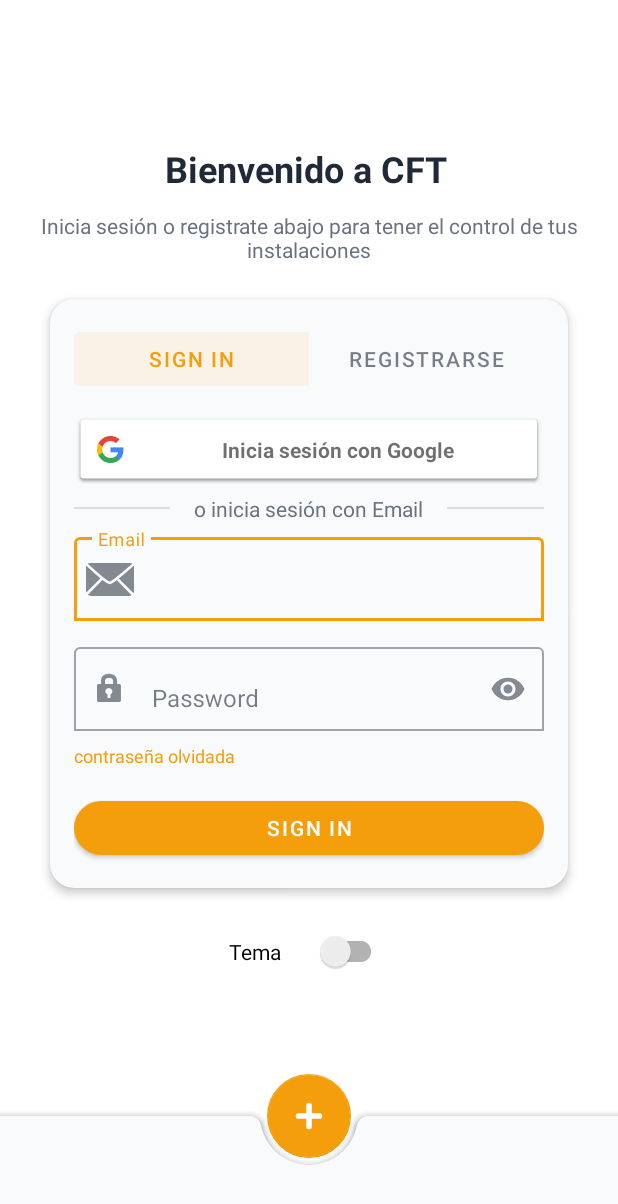
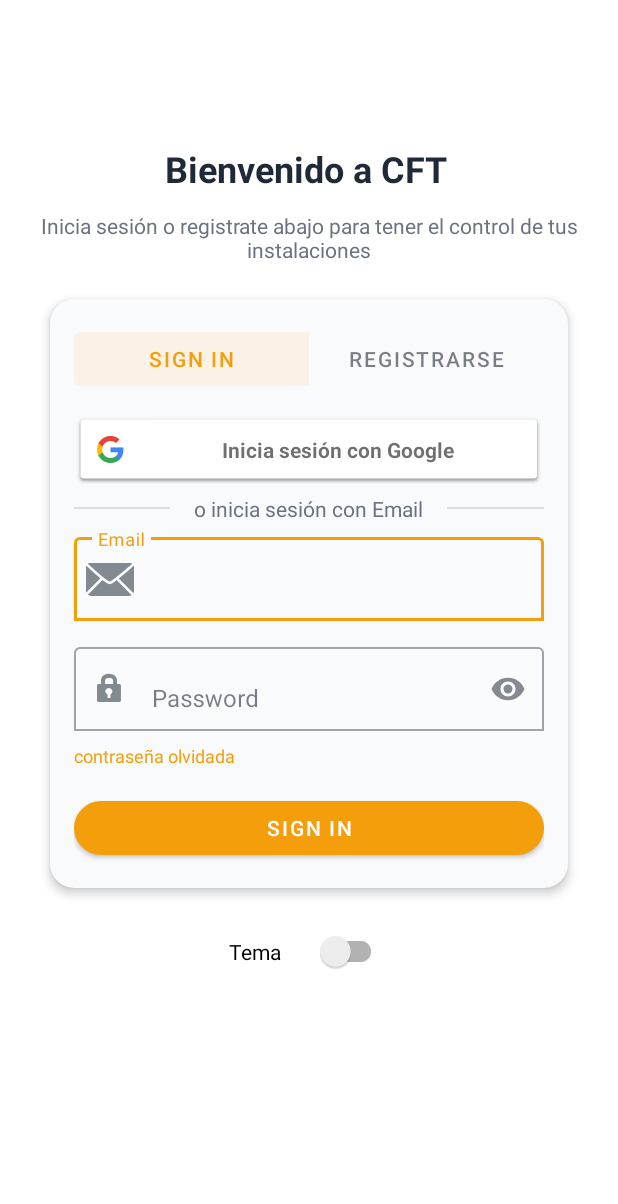
Before and after one commit to SakyJoestar/AccessoryManager, an Android app: the screen it shows after launch (MainActivity), on a phone screen of 412 x 824 dp. Shown: the top 1204 px of the screen. Run offline under Robolectric (Android 15) with nearby library versions, the phone set to English and light mode, and no system bars; our stand-ins replace Dagger/Hilt's generated code, Firebase (no records; nobody signed in at launch, a user with empty details on screens opened directly), data binding, navigation-ui.

Commit message:
Refactor: Update theme and navigation bar styles
- In `themes.xml` and `themes.xml (night)`, configures the system navigation bar to match the app's `surface` color for both light and dark themes.
- Sets `windowLightNavigationBar` to `true` for the light theme (dark icons) and `false` for the dark theme (light icons).
- In `MainActivity`, adds logic to also manage the visibility of the `FloatingActionButton` and `BottomAppBar` based on the navigation destination, hiding them on the login screen.
- In `colors.xml (night)`, swaps the `background` and `surface` color values to adjust the dark theme's appearance.
- Removes placeholder comments from `fragment_login.xml`.

```diff
--- a/app/src/main/java/com/example/accessoriesManager/view/MainActivity.kt
+++ b/app/src/main/java/com/example/accessoriesManager/view/MainActivity.kt
@@ -8,11 +8,15 @@ import androidx.activity.addCallback
 import androidx.appcompat.app.AlertDialog
 import androidx.appcompat.app.AppCompatActivity
 import androidx.appcompat.widget.Toolbar
+import androidx.core.view.WindowCompat
 import androidx.navigation.fragment.NavHostFragment
+import androidx.navigation.ui.AppBarConfiguration
 import androidx.navigation.ui.setupActionBarWithNavController
 import androidx.navigation.ui.setupWithNavController
 import com.example.accesorymanager.R
+import com.google.android.material.bottomappbar.BottomAppBar
 import com.google.android.material.bottomnavigation.BottomNavigationView
+import com.google.android.material.floatingactionbutton.FloatingActionButton
 import com.google.firebase.auth.FirebaseAuth
 import dagger.hilt.android.AndroidEntryPoint
 
@@ -20,6 +24,8 @@ import dagger.hilt.android.AndroidEntryPoint
 class MainActivity : AppCompatActivity() {
 
     private lateinit var bottomNav: BottomNavigationView
+    private lateinit var fab: FloatingActionButton
+    private lateinit var bottomAppBar: BottomAppBar
     private lateinit var toolbar: Toolbar
     private lateinit var auth: FirebaseAuth   // 👈 auth global
 
@@ -69,6 +75,9 @@ class MainActivity : AppCompatActivity() {
         bottomNav = findViewById(R.id.bottom_nav)
         bottomNav.setupWithNavController(navController)
 
+        fab = findViewById(R.id.fab_add)
+        bottomAppBar = findViewById(R.id.bottom_app_bar)
+
         // Mostrar / ocultar Toolbar, BottomNav, menú y flecha según destino
         navController.addOnDestinationChangedListener { _, destination, _ ->
 
@@ -78,12 +87,16 @@ class MainActivity : AppCompatActivity() {
                 // Login: sin toolbar, sin bottomNav, sin menú, sin flecha
                 bottomNav.visibility = View.GONE
                 toolbar.visibility = View.GONE
+                fab.visibility = View.GONE
+                bottomAppBar.visibility = View.GONE
                 showLogoutMenu = false
                 supportActionBar?.setDisplayHomeAsUpEnabled(false)
             } else {
                 // Resto de pantallas: toolbar y bottomNav visibles
                 bottomNav.visibility = View.VISIBLE
                 toolbar.visibility = View.VISIBLE
+                fab.visibility = View.VISIBLE
+                bottomAppBar.visibility = View.VISIBLE
                 showLogoutMenu = true
 
                 supportActionBar?.title = "CFT"
--- a/app/src/main/res/values-night/colors.xml
+++ b/app/src/main/res/values-night/colors.xml
@@ -33,8 +33,8 @@
     <color name="accent_soft">#FDE047</color>      <!-- Algo suave pero visible en dark -->
 
     <!-- FONDOS -->
-    <color name="background">#1F2937</color>       <!-- Fondo principal -->
-    <color name="surface">#111827</color>          <!-- Tarjetas -->
+    <color name="background">#111827</color>       <!-- Fondo principal -->
+    <color name="surface">#1F2937</color>          <!-- Tarjetas -->
     <color name="border_soft">#374151</color>      <!-- Bordes / divisores -->
 
     <!-- TEXTO -->
--- a/app/src/main/res/values-night/themes.xml
+++ b/app/src/main/res/values-night/themes.xml
@@ -1,5 +1,5 @@
 <resources xmlns:tools="http://schemas.android.com/tools">
-    <!-- Base application theme. -->
+    <!-- Base night application theme. -->
     <style name="Theme.AccesoryManager" parent="Theme.MaterialComponents.DayNight.NoActionBar">
         <item name="colorPrimary">@color/primary</item>
         <item name="colorPrimaryVariant">@color/primary_dark</item>
@@ -15,5 +15,12 @@
 
         <item name="android:textColorPrimary">@color/text_primary</item>
         <item name="android:textColorSecondary">@color/text_secondary</item>
+
+        <!-- Color de la barra de navegación (zona de gestos) en tema OSCURO -->
+        <item name="android:windowDrawsSystemBarBackgrounds">true</item>
+        <item name="android:navigationBarColor">@color/surface</item>
+
+        <!-- Como el fondo es OSCURO, iconos/píldora claros -->
+        <item name="android:windowLightNavigationBar">false</item>
     </style>
 </resources>
--- a/app/src/main/res/values/themes.xml
+++ b/app/src/main/res/values/themes.xml
@@ -15,9 +15,12 @@
         <item name="colorSurface">@color/surface</item>
         <item name="colorOnSurface">@color/text_primary</item>
 
-        <!-- Texto -->
-        <item name="android:textColorPrimary">@color/text_primary</item>
-        <item name="android:textColorSecondary">@color/text_secondary</item>
+        <!-- Color de la barra de navegación (zona de gestos) en tema CLARO -->
+        <item name="android:windowDrawsSystemBarBackgrounds">true</item>
+        <item name="android:navigationBarColor">@color/surface</item>
+
+        <!-- Como el fondo es CLARO, iconos/píldora oscuros -->
+        <item name="android:windowLightNavigationBar">true</item>
     </style>
 
     <style name="Theme.AccesoryManager.NoActionBar">
@@ -48,4 +51,5 @@
 
 
 
+
 </resources>
```
Also changed, not shown: app/src/main/res/layout/fragment_login.xml (+0 -13 lines).
